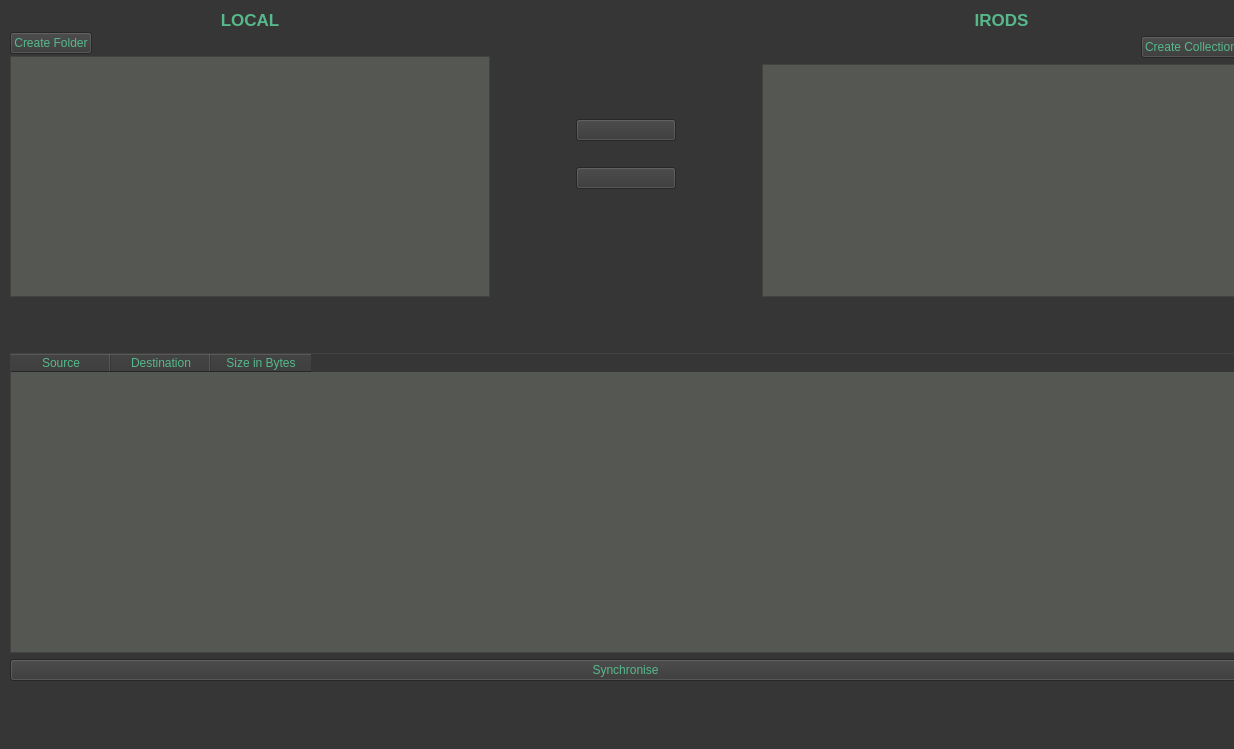
The window that ibridgesgui/ui_files/tabSync.ui (iBridges-for-iRODS/iBridges-GUI) describes before a commit, drawn with Qt 5.
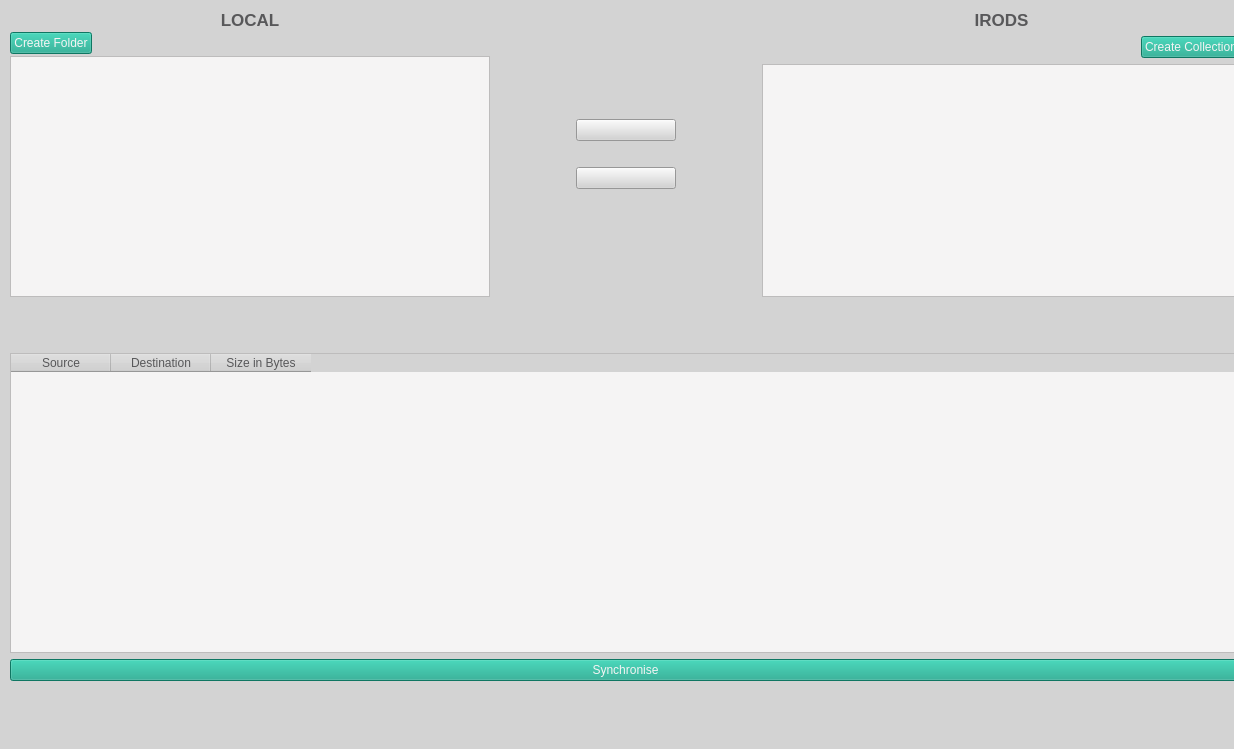
The same window after the commit. Icons and pictures are not drawn.

Commit message:
GUI style color scheme (#200)
* Fix broken browser table --> disable sorting

* Status: create collections and folders

* colour scheme

* cleanup old ui files

* New style

* ruff

* Setup for welcome tab

* logo

* logo

* ruff

* "Welcome class"

* Welcome after close session

* Update README.md

* Light background for treeview

* Update pyproject.toml

* Create pypi_release.yml

* Update README.md

* new screenshots for docs

* Catch Exception and different widget

* add siwqze to sync table[D

* ruff

```diff
--- a/ibridgesgui/ui_files/tabSync.ui
+++ b/ibridgesgui/ui_files/tabSync.ui
@@ -16,27 +16,44 @@
   <property name="styleSheet">
    <string notr="true">QWidget
 {
-	color: rgb(86, 184, 139);
-	background-color: rgb(54, 54, 54);
-	selection-background-color: rgb(58, 152, 112);
-}
-
-QGroupBox
-{
-	background-color: rgb(85, 87, 83);
-}
-
-QTreeView,QTableWidget
-{
-    background-color: rgb(85, 87, 83);
-    selection-background-color: rgb(58, 152, 112);
-    border-color: rgb(86, 184, 139);
+    background-color: rgb(211,211,211);
+    color: rgb(88, 88, 90);
+    selection-background-color: rgb(21, 165, 137);
+    selection-color: rgb(245, 244, 244)
 }
 
 QLabel#error_label
 {
-	color: rgb(217, 174, 23);
-}</string>
+    color: rgb(220, 130, 30);
+}
+
+QLineEdit, QTextEdit, QTableWidget, QTreeView
+{
+   background-color:  rgb(245, 244, 244)
+}
+
+QPushButton
+{
+	background-color: rgb(21, 165, 137);
+    color: rgb(245, 244, 244);
+}
+
+QPushButton#local_to_irods_button, QPushButton#irods_to_local_button
+{
+    background-color: rgb(211,211,211);
+}
+
+QPushButton#home_button, QPushButton#parent_button, QPushButton#refresh_button
+{
+    background-color: rgb(245, 244, 244);
+}
+
+QTabWidget#info_tabs
+{
+     background-color: background-color: rgb(211,211,211);
+}
+
+</string>
   </property>
   <widget class="QWidget" name="layoutWidget">
    <property name="geometry">
@@ -72,7 +89,6 @@
           <property name="font">
            <font>
             <pointsize>13</pointsize>
-            <weight>75</weight>
             <bold>true</bold>
            </font>
           </property>
@@ -312,7 +328,6 @@
           <property name="font">
            <font>
             <pointsize>13</pointsize>
-            <weight>75</weight>
             <bold>true</bold>
            </font>
           </property>
```
The commit also changes 47 other files.
